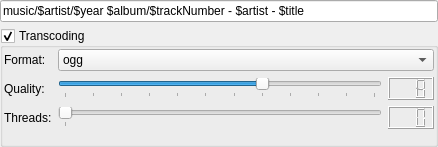
Qt form src/plugins/lmp/sync/transcodingparamswidget.ui (0xd34df00d/leechcraft) before a commit.
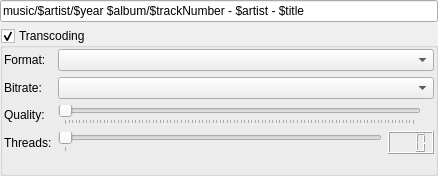
The same form after that commit.

Commit message: LMP: utilize formats DB in transcoding params widget.

Diff of the .ui file:
```diff
--- a/src/plugins/lmp/sync/transcodingparamswidget.ui
+++ b/src/plugins/lmp/sync/transcodingparamswidget.ui
@@ -7,7 +7,7 @@
     <x>0</x>
     <y>0</y>
     <width>438</width>
-    <height>147</height>
+    <height>176</height>
    </rect>
   </property>
   <property name="windowTitle">
@@ -56,46 +56,26 @@
        </widget>
       </item>
       <item row="0" column="1">
-       <widget class="QComboBox" name="TranscodingFormat_">
-        <item>
-         <property name="text">
-          <string notr="true">ogg</string>
-         </property>
-        </item>
-        <item>
-         <property name="text">
-          <string notr="true">mp3</string>
-         </property>
-        </item>
-       </widget>
+       <widget class="QComboBox" name="TranscodingFormat_"/>
       </item>
-      <item row="1" column="0">
+      <item row="2" column="0">
        <widget class="QLabel" name="label_2">
         <property name="text">
          <string>Quality:</string>
         </property>
        </widget>
       </item>
-      <item row="3" column="0">
+      <item row="4" column="0">
        <widget class="QLabel" name="label_3">
         <property name="text">
          <string>Threads:</string>
         </property>
        </widget>
       </item>
-      <item row="1" column="1">
+      <item row="2" column="1">
        <layout class="QHBoxLayout" name="horizontalLayout">
         <item>
          <widget class="QSlider" name="QualitySlider_">
-          <property name="minimum">
-           <number>1</number>
-          </property>
-          <property name="maximum">
-           <number>12</number>
-          </property>
-          <property name="value">
-           <number>8</number>
-          </property>
           <property name="orientation">
            <enum>Qt::Horizontal</enum>
           </property>
@@ -108,18 +88,24 @@
          </widget>
         </item>
         <item>
-         <widget class="QLCDNumber" name="QualityDisplay_">
-          <property name="numDigits">
-           <number>3</number>
+         <widget class="QLabel" name="QualityDisplay_">
+          <property name="frameShadow">
+           <enum>QFrame::Raised</enum>
           </property>
-          <property name="intValue" stdset="0">
-           <number>8</number>
+          <property name="lineWidth">
+           <number>1</number>
+          </property>
+          <property name="text">
+           <string/>
+          </property>
+          <property name="alignment">
+           <set>Qt::AlignRight|Qt::AlignTrailing|Qt::AlignVCenter</set>
           </property>
          </widget>
         </item>
        </layout>
       </item>
-      <item row="3" column="1">
+      <item row="4" column="1">
        <layout class="QHBoxLayout" name="horizontalLayout_2">
         <item>
          <widget class="QSlider" name="ThreadsSlider_">
@@ -149,6 +135,16 @@
         </item>
        </layout>
       </item>
+      <item row="1" column="0">
+       <widget class="QLabel" name="label_4">
+        <property name="text">
+         <string>Bitrate:</string>
+        </property>
+       </widget>
+      </item>
+      <item row="1" column="1">
+       <widget class="QComboBox" name="BitrateTypeBox_"/>
+      </item>
      </layout>
     </widget>
    </item>
```
Left out of the diff: 24 changed lines with no effect on the pictures. The commit also changes 5 other files.
